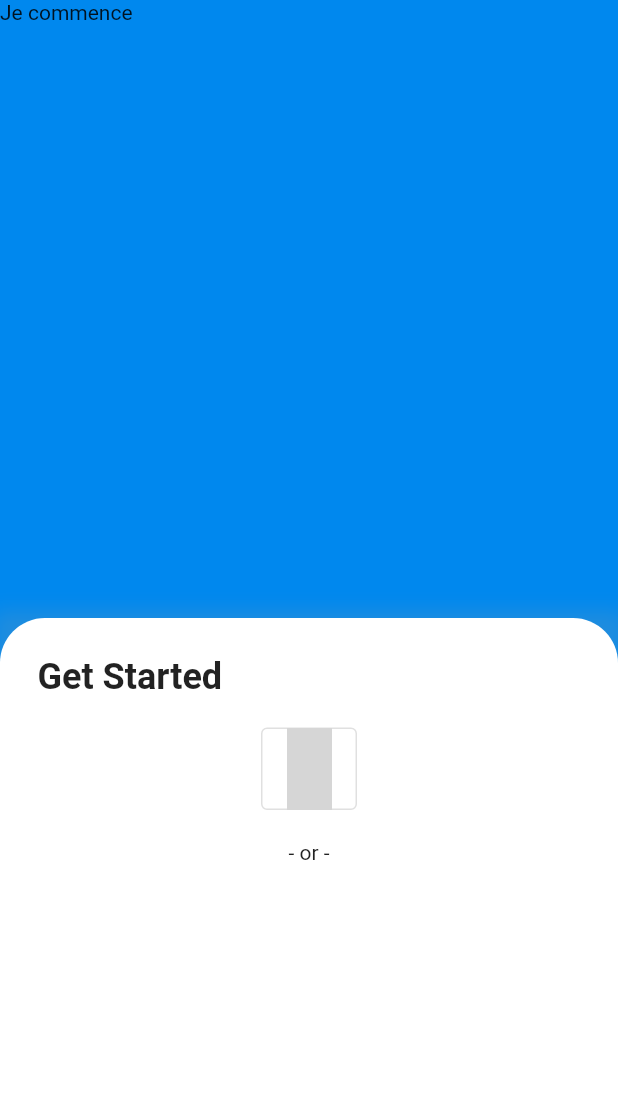
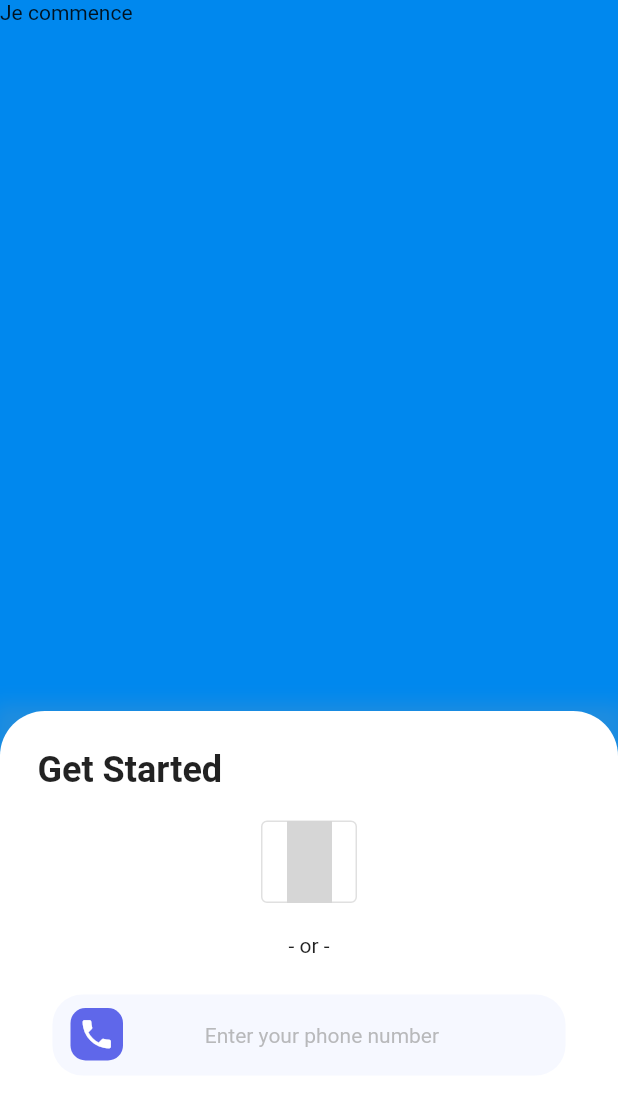
Before and after one commit to GhosTHaise/flutter_agenda, a Flutter app: the screen it shows after launch, on a phone screen of 412 x 824 dp. Shown: the top 1100 px of the screen. Run offline on Flutter 3.47's test engine with Material 2 defaults, Android fonts, the phone set to English and light mode, and no system bars; grey boxes are pictures that could not be loaded.

Commit message:
add text input for phone number

```diff
--- a/lib/pages/Login/login.dart
+++ b/lib/pages/Login/login.dart
@@ -1,4 +1,5 @@
 import "package:flutter/material.dart";
+import "package:fluter_agenda/pages/home/widgets/GetOtpForm.dart";
 
 class LoginPage extends StatefulWidget {
   const LoginPage({Key? key}) : super(key: key);
@@ -15,7 +16,10 @@ class LoginPageState extends State<LoginPage> {
       body: const Text("Je commence"),
       bottomNavigationBar: Container(
         //color: Colors.white,
-          height: (MediaQuery.of(context).size.height * 0.5),
+        padding: EdgeInsets.only(
+          top: MediaQuery.of(context).padding.top,
+        ),
+        height: 350,
         decoration: BoxDecoration(boxShadow: [
           BoxShadow(
               color: Colors.grey.withOpacity(0.2),
@@ -59,7 +63,8 @@ class LoginPageState extends State<LoginPage> {
                     const SizedBox(
                       height: 20,
                     ),
-                    Text("- or -")
+                    Text("- or -"),
+                    GetOtpForm()
                   ],
                 )
               ],
--- /dev/null
+++ b/lib/pages/home/widgets/GetOtpForm.dart
@@ -0,0 +1,63 @@
+import 'package:flutter/material.dart';
+import 'package:flutter/services.dart';
+
+class GetOtpForm extends StatelessWidget {
+  const GetOtpForm({super.key});
+
+  @override
+  Widget build(BuildContext context) {
+    return Container(
+      padding: const EdgeInsets.symmetric(
+        horizontal: 10,
+        vertical: 25,
+      ),
+      child: Stack(
+        children: [
+          TextField(
+            keyboardType: TextInputType.number,
+            inputFormatters: [FilteringTextInputFormatter.digitsOnly],
+            cursorColor: const Color(0xFF5F67EA),
+            decoration: InputDecoration(
+              fillColor: const Color(0xFFF6F8FF),
+              filled: true,
+              border: OutlineInputBorder(
+                borderRadius: BorderRadius.circular(20),
+                borderSide: const BorderSide(
+                  width: 0,
+                  style: BorderStyle.none,
+                ),
+              ),
+              contentPadding: const EdgeInsets.only(
+                  top: 15, left: 50, right: 20, bottom: 20),
+              prefix: const Padding(
+                padding: EdgeInsets.symmetric(horizontal: 10),
+                child: Text("+261"),
+              ),
+              hintText: "Enter your phone number",
+              hintStyle: TextStyle(
+                fontSize: 14,
+                color: Colors.grey.withOpacity(0.7),
+              ),
+            ),
+          ),
+          Positioned(
+            bottom: 10,
+            left: 12,
+            child: Container(
+              padding: const EdgeInsets.all(5),
+              decoration: BoxDecoration(
+                borderRadius: BorderRadius.circular(10),
+                color: const Color(0xFF5F67EA),
+              ),
+              child: const Icon(
+                Icons.phone,
+                color: Colors.white,
+                size: 25,
+              ),
+            ),
+          )
+        ],
+      ),
+    );
+  }
+}
```
Lines whose indentation alone changed are shown as unchanged.
